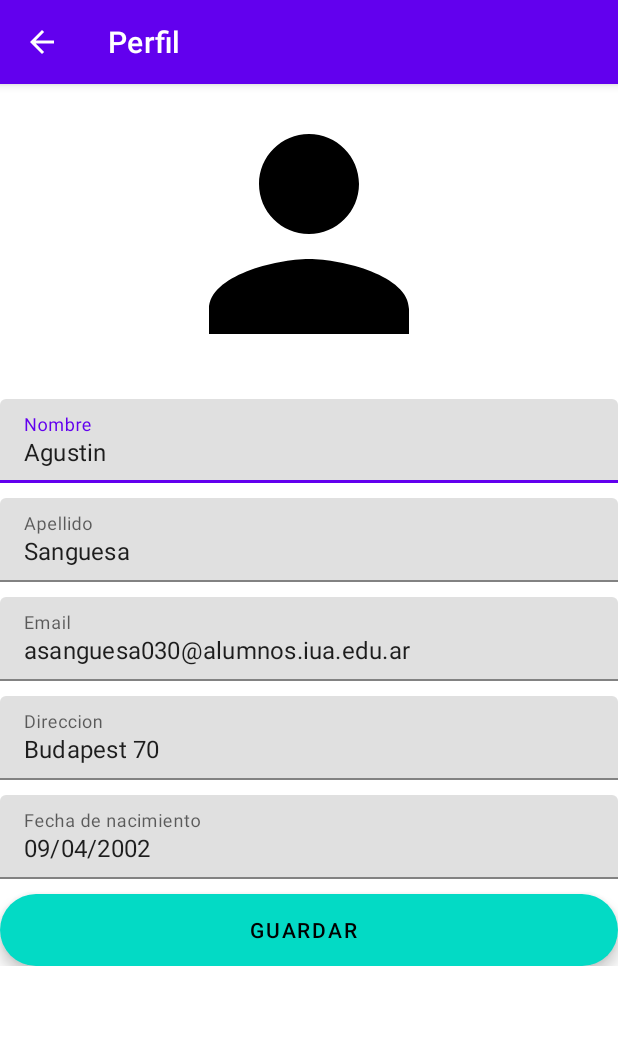
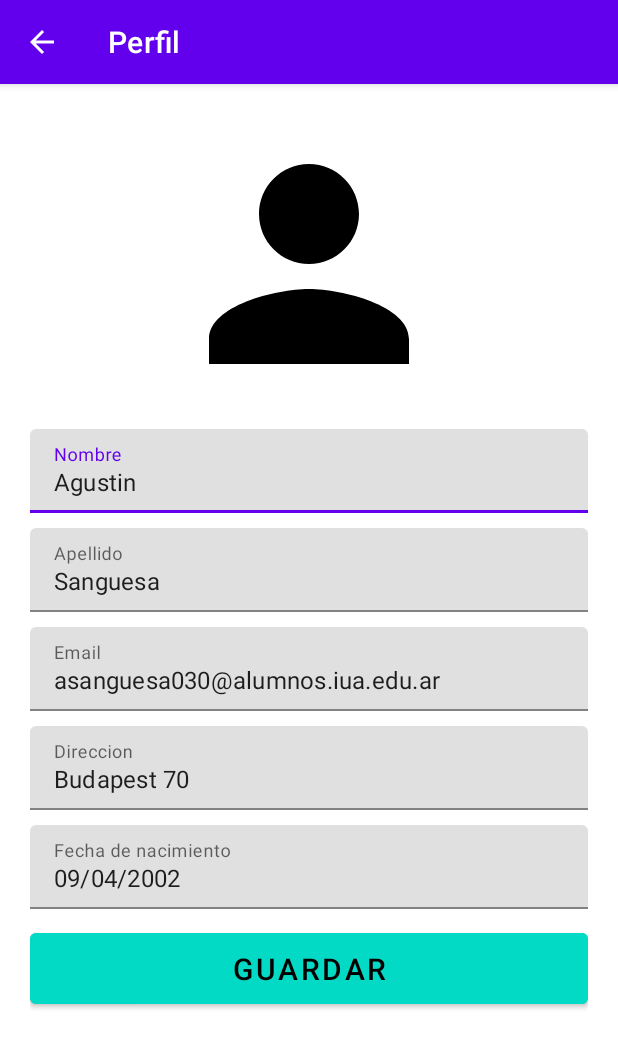
Before and after one commit to AguuSz/proyecto-integrador-TM, an Android app: the ProfileActivity screen opened directly, with no data from a screen before it, on a phone screen of 412 x 824 dp. Shown: the top 1048 px of the screen. Run offline under Robolectric (Android 15) with nearby library versions, the phone set to English and light mode, and no system bars.

Commit message:
minor changes in layout

```diff
--- a/app/src/main/res/layout/activity_profile.xml
+++ b/app/src/main/res/layout/activity_profile.xml
@@ -1,14 +1,19 @@
 <?xml version="1.0" encoding="utf-8"?>
+
+<androidx.constraintlayout.widget.ConstraintLayout xmlns:tools="http://schemas.android.com/tools"
+    xmlns:app="http://schemas.android.com/apk/res-auto"
+    xmlns:android="http://schemas.android.com/apk/res/android"
+    android:layout_width="match_parent"
+    android:layout_height="match_parent" >
 
     <ScrollView
         android:layout_width="match_parent"
-    android:layout_height="match_parent"
-    xmlns:android="http://schemas.android.com/apk/res/android">
+        android:layout_height="match_parent">
 
-    <androidx.constraintlayout.widget.ConstraintLayout xmlns:android="http://schemas.android.com/apk/res/android"
+        <androidx.constraintlayout.widget.ConstraintLayout
             android:layout_width="match_parent"
-        android:layout_height="match_parent"
-        xmlns:app="http://schemas.android.com/apk/res-auto">
+            android:layout_height="wrap_content"
+            android:padding="20dp">
 
             <ImageView
                 android:id="@+id/ivProfileImage"
@@ -24,7 +29,7 @@
                 android:layout_width="match_parent"
                 android:layout_height="wrap_content"
                 android:orientation="vertical"
-            android:padding="0dp"
+                android:layout_marginBottom="30dp"
                 app:layout_constraintTop_toBottomOf="@+id/ivProfileImage">
 
                 <com.google.android.material.textfield.TextInputLayout
@@ -92,19 +97,19 @@
 
                 </com.google.android.material.textfield.TextInputLayout>
 
-        </LinearLayout>
-
-        <com.google.android.material.floatingactionbutton.ExtendedFloatingActionButton
-            app:layout_constraintTop_toBottomOf="@+id/ivProfileFields"
-            app:layout_constraintStart_toStartOf="parent"
-            app:layout_constraintEnd_toEndOf="parent"
+                <Button
                     android:layout_marginTop="10dp"
                     android:layout_width="match_parent"
                     android:layout_height="wrap_content"
                     android:gravity="center"
+                    android:paddingVertical="10dp"
+                    android:textSize="20sp"
                     android:text="Guardar"
+                    android:backgroundTint="@color/teal_200"
+                    android:textColor="@color/black"
                     app:layout_anchorGravity="bottom|right|end"/>
+            </LinearLayout>
+        </androidx.constraintlayout.widget.ConstraintLayout>
+    </ScrollView>
 
 </androidx.constraintlayout.widget.ConstraintLayout>
-
-</ScrollView>
```
Lines whose indentation alone changed are shown as unchanged.
